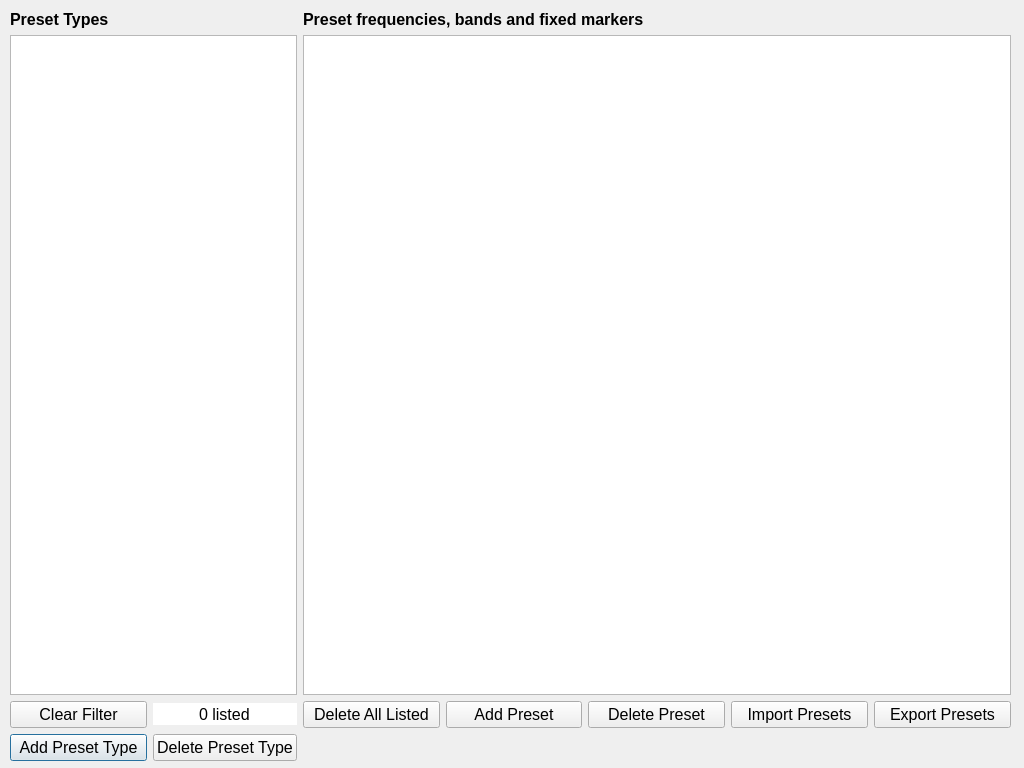
The window that src/bands.ui (g4ixt/QtTinySA) describes before a commit, drawn with Qt 5.
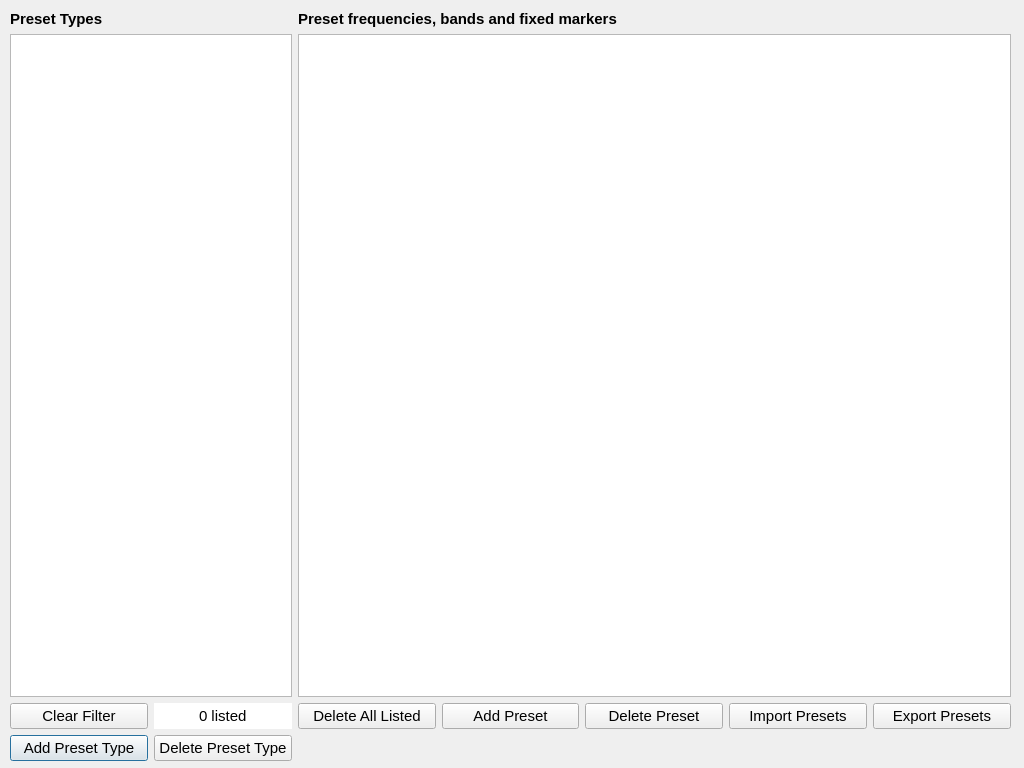
The same window after the commit.

Patch:
```diff
--- a/src/bands.ui
+++ b/src/bands.ui
@@ -32,7 +32,7 @@
      <widget class="QLabel" name="label_3">
       <property name="font">
        <font>
-        <pointsize>12</pointsize>
+        <pointsize>11</pointsize>
         <bold>true</bold>
        </font>
       </property>
@@ -69,7 +69,7 @@
      <widget class="QLabel" name="label_2">
       <property name="font">
        <font>
-        <pointsize>12</pointsize>
+        <pointsize>11</pointsize>
         <bold>true</bold>
        </font>
       </property>
@@ -96,14 +96,14 @@
        <bool>true</bool>
       </property>
       <property name="sizePolicy">
-       <sizepolicy hsizetype="Minimum" vsizetype="Minimum">
+       <sizepolicy hsizetype="Preferred" vsizetype="Preferred">
         <horstretch>0</horstretch>
         <verstretch>0</verstretch>
        </sizepolicy>
       </property>
       <property name="font">
        <font>
-        <pointsize>12</pointsize>
+        <pointsize>11</pointsize>
        </font>
       </property>
       <property name="text">
@@ -117,14 +117,14 @@
        <bool>true</bool>
       </property>
       <property name="sizePolicy">
-       <sizepolicy hsizetype="Minimum" vsizetype="Minimum">
+       <sizepolicy hsizetype="Preferred" vsizetype="Preferred">
         <horstretch>0</horstretch>
         <verstretch>0</verstretch>
        </sizepolicy>
       </property>
       <property name="font">
        <font>
-        <pointsize>12</pointsize>
+        <pointsize>11</pointsize>
        </font>
       </property>
       <property name="text">
@@ -134,9 +134,15 @@
     </item>
     <item row="2" column="0">
      <widget class="QPushButton" name="clearFilter">
+      <property name="sizePolicy">
+       <sizepolicy hsizetype="Preferred" vsizetype="Preferred">
+        <horstretch>0</horstretch>
+        <verstretch>0</verstretch>
+       </sizepolicy>
+      </property>
       <property name="font">
        <font>
-        <pointsize>12</pointsize>
+        <pointsize>11</pointsize>
        </font>
       </property>
       <property name="text">
@@ -146,9 +152,15 @@
     </item>
     <item row="2" column="1">
      <widget class="QSpinBox" name="psCount">
+      <property name="sizePolicy">
+       <sizepolicy hsizetype="Preferred" vsizetype="Preferred">
+        <horstretch>0</horstretch>
+        <verstretch>0</verstretch>
+       </sizepolicy>
+      </property>
       <property name="font">
        <font>
-        <pointsize>12</pointsize>
+        <pointsize>11</pointsize>
        </font>
       </property>
       <property name="frame">
@@ -174,14 +186,14 @@
     <item row="2" column="3">
      <widget class="QPushButton" name="deleteAll">
       <property name="sizePolicy">
-       <sizepolicy hsizetype="Minimum" vsizetype="Minimum">
+       <sizepolicy hsizetype="Preferred" vsizetype="Preferred">
         <horstretch>0</horstretch>
         <verstretch>0</verstretch>
        </sizepolicy>
       </property>
       <property name="font">
        <font>
-        <pointsize>12</pointsize>
+        <pointsize>11</pointsize>
        </font>
       </property>
       <property name="toolTip">
@@ -198,14 +210,14 @@
        <bool>true</bool>
       </property>
       <property name="sizePolicy">
-       <sizepolicy hsizetype="Minimum" vsizetype="Minimum">
+       <sizepolicy hsizetype="Preferred" vsizetype="Preferred">
         <horstretch>0</horstretch>
         <verstretch>0</verstretch>
        </sizepolicy>
       </property>
       <property name="font">
        <font>
-        <pointsize>12</pointsize>
+        <pointsize>11</pointsize>
        </font>
       </property>
       <property name="text">
@@ -219,14 +231,14 @@
        <bool>true</bool>
       </property>
       <property name="sizePolicy">
-       <sizepolicy hsizetype="Minimum" vsizetype="Minimum">
+       <sizepolicy hsizetype="Preferred" vsizetype="Preferred">
         <horstretch>0</horstretch>
         <verstretch>0</verstretch>
        </sizepolicy>
       </property>
       <property name="font">
        <font>
-        <pointsize>12</pointsize>
+        <pointsize>11</pointsize>
        </font>
       </property>
       <property name="text">
@@ -240,14 +252,14 @@
        <bool>true</bool>
       </property>
       <property name="sizePolicy">
-       <sizepolicy hsizetype="Minimum" vsizetype="Minimum">
+       <sizepolicy hsizetype="Preferred" vsizetype="Preferred">
         <horstretch>0</horstretch>
         <verstretch>0</verstretch>
        </sizepolicy>
       </property>
       <property name="font">
        <font>
-        <pointsize>12</pointsize>
+        <pointsize>11</pointsize>
        </font>
       </property>
       <property name="text">
@@ -261,14 +273,14 @@
        <bool>true</bool>
       </property>
       <property name="sizePolicy">
-       <sizepolicy hsizetype="Minimum" vsizetype="Minimum">
+       <sizepolicy hsizetype="Preferred" vsizetype="Preferred">
         <horstretch>0</horstretch>
         <verstretch>0</verstretch>
        </sizepolicy>
       </property>
       <property name="font">
        <font>
-        <pointsize>12</pointsize>
+        <pointsize>11</pointsize>
        </font>
       </property>
       <property name="text">
```
